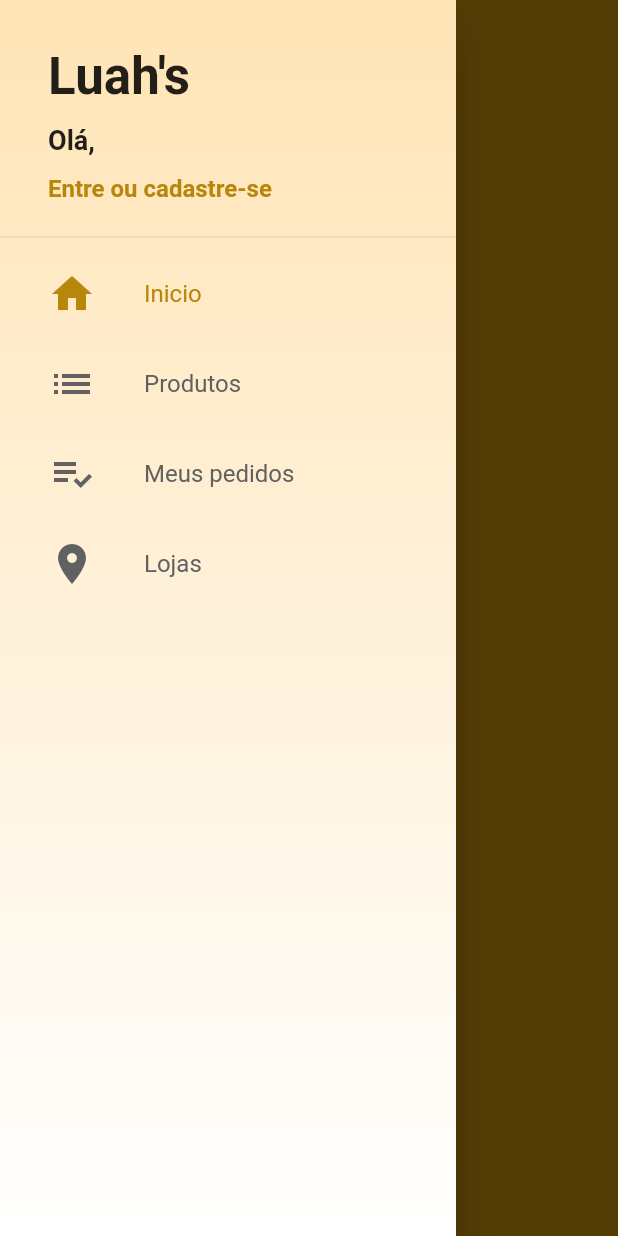
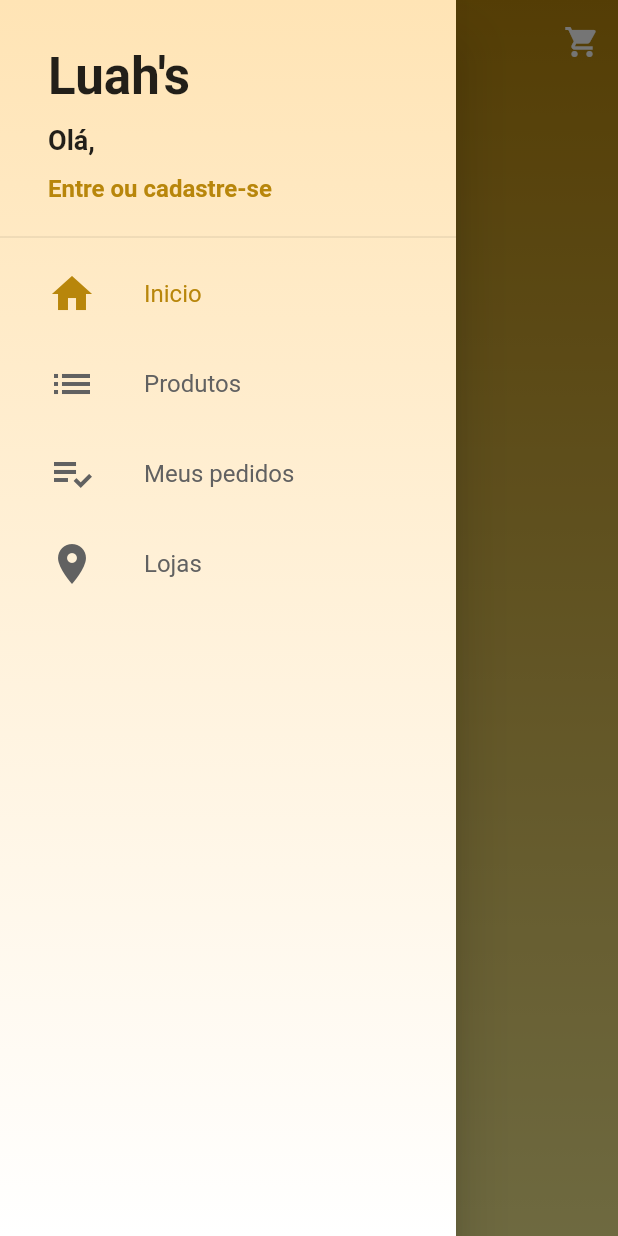
Before and after one commit to Werisu/LojaVirtualCatalogo, a Flutter app: the screen it shows after launch, with the side drawer open, on a phone screen of 412 x 824 dp. Run offline on Flutter 3.47's test engine with Material 2 defaults, Android fonts, the phone set to English and light mode, and no system bars; our stand-ins replace carousel_pro, cloud_firestore, firebase_auth, firebase_core, firebase_storage; accounts and stored records are empty; Roboto replaces fonts that are missing (Arial).

Commit message:
Criando a Barra Flutuante

```diff
--- a/lib/screens/base/base_screen.dart
+++ b/lib/screens/base/base_screen.dart
@@ -1,5 +1,6 @@
 import 'package:catalogoapp/common/custom_drawer/custom_drawer.dart';
 import 'package:catalogoapp/models/page_manager.dart';
+import 'package:catalogoapp/screens/home/home_screen.dart';
 import 'package:catalogoapp/screens/products/products_screen.dart';
 import 'package:flutter/material.dart';
 import 'package:provider/provider.dart';
@@ -17,12 +18,7 @@ class BaseScreen extends StatelessWidget {
         controller: pageController,
         physics: const NeverScrollableScrollPhysics(),
         children: [
-          Scaffold(
-            drawer: CustomDrawer(),
-            appBar: AppBar(
-              title: const Text("Home"),
-            ),
-          ),
+          HomeScreen(),
           ProductsScreen(),
           Scaffold(
             drawer: CustomDrawer(),
--- /dev/null
+++ b/lib/screens/home/home_screen.dart
@@ -0,0 +1,56 @@
+import 'package:catalogoapp/common/custom_drawer/custom_drawer.dart';
+import 'package:flutter/material.dart';
+
+class HomeScreen extends StatelessWidget {
+  const HomeScreen({Key? key}) : super(key: key);
+
+  @override
+  Widget build(BuildContext context) {
+    return Scaffold(
+      drawer: CustomDrawer(),
+      body: Stack(
+        children: [
+          Container(
+            decoration: BoxDecoration(
+              gradient: LinearGradient(
+                colors: [
+                  Theme.of(context).primaryColor,
+                  Color.fromARGB(255, 240, 230, 140)
+                ],
+                begin: Alignment.topCenter,
+                end: Alignment.bottomCenter
+              )
+            ),
+          ),
+          CustomScrollView(
+            slivers: [
+              SliverAppBar(
+                snap: true,
+                floating: true,
+                elevation: 0,
+                flexibleSpace: const FlexibleSpaceBar(
+                  title: Text("Luah's Jóias"),
+                  centerTitle: true,
+                ),
+                backgroundColor: Colors.transparent,
+                actions: [
+                  IconButton(
+                    icon: Icon(Icons.shopping_cart),
+                    color: Colors.white,
+                    onPressed: () => Navigator.pushNamed(context, '/cart'),
+                  )
+                ],
+              ),
+              SliverToBoxAdapter(
+                child: Container(
+                  height: 2000,
+                  width: 200,
+                ),
+              )
+            ],
+          ),
+        ],
+      ),
+    );
+  }
+}
```
